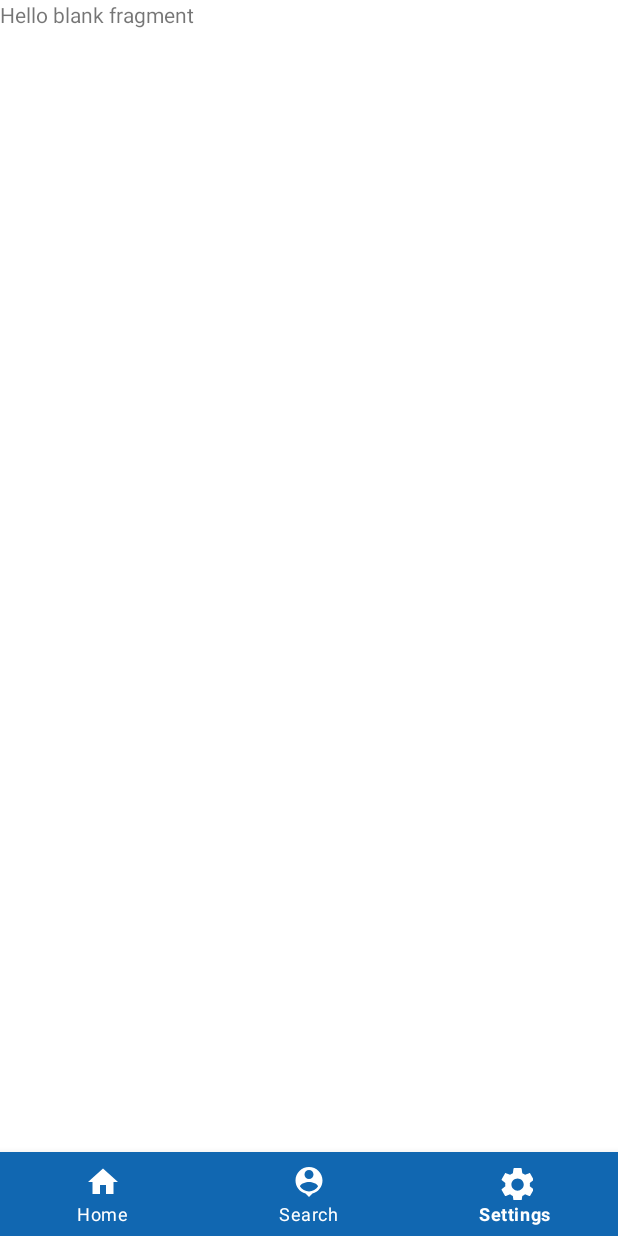
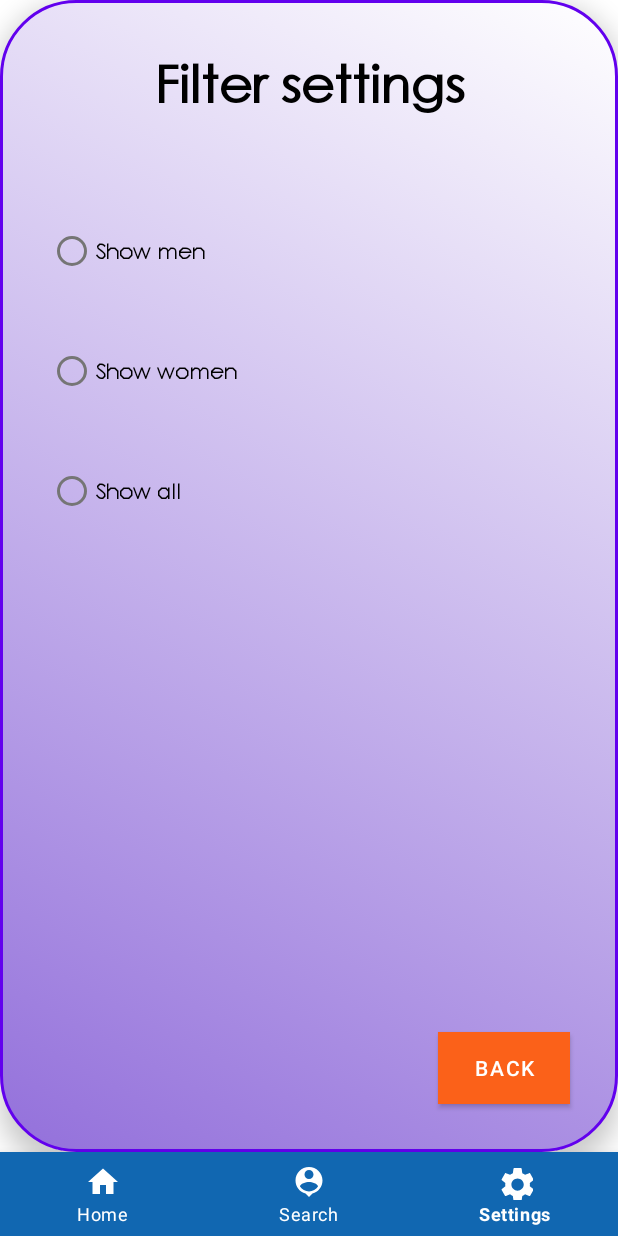
Before and after one commit to AOskari/Parliament-Project, an Android app: the SettingsFragment screen opened through its navigation route, on a phone screen of 412 x 824 dp. Run offline under Robolectric (Android 15) with nearby library versions, the phone set to English and light mode, and no system bars; our stand-ins replace data binding, navigation-ui.

Commit message:
Added preliminary DialogFragment for settings.

```diff
--- a/app/src/main/java/com/example/parliamentproject/fragments/MemberListFragment.kt
+++ b/app/src/main/java/com/example/parliamentproject/fragments/MemberListFragment.kt
@@ -39,14 +39,20 @@ class MemberListFragment : Fragment(), SearchView.OnQueryTextListener {
         inflater: LayoutInflater, container: ViewGroup?,
         savedInstanceState: Bundle?
     ): View? {
-        binding = DataBindingUtil.inflate(inflater, R.layout.fragment_member_list, container, false)
-
         adapter = MemberListAdapter()
 
+
         // Setting the adapter and layoutManager to the RecyclerView
+        binding = DataBindingUtil.inflate(inflater, R.layout.fragment_member_list, container, false)
         binding.recyclerView.adapter = adapter
         binding.recyclerView.layoutManager = LinearLayoutManager(requireContext())
         binding.recyclerView.setHasFixedSize(true)
+
+        // Setting an onClickListener which opens the settings DialogFragment.
+        binding.settingsButton.setOnClickListener {
+            var settingsFragment = SettingsFragment()
+            settingsFragment.show(childFragmentManager, "settingsDialog")
+        }
 
 
         val searchview = binding.searchview
--- a/app/src/main/java/com/example/parliamentproject/fragments/SettingsFragment.kt
+++ b/app/src/main/java/com/example/parliamentproject/fragments/SettingsFragment.kt
@@ -1,14 +1,17 @@
 package com.example.parliamentproject.fragments
 
+import android.graphics.Color
+import android.graphics.drawable.ColorDrawable
 import android.os.Bundle
 import android.renderscript.ScriptGroup
 import androidx.fragment.app.Fragment
 import android.view.LayoutInflater
 import android.view.View
 import android.view.ViewGroup
+import androidx.fragment.app.DialogFragment
 import com.example.parliamentproject.R
 
-class SettingsFragment : Fragment() {
+class SettingsFragment : DialogFragment() {
 
 
     override fun onCreateView(
@@ -16,7 +19,11 @@ class SettingsFragment : Fragment() {
         savedInstanceState: Bundle?
     ): View? {
 
-        return inflater.inflate(R.layout.fragment_settings, container, false)
+        var root: View = inflater.inflate(R.layout.fragment_settings, container, false)
+
+        // Setting the background transparent
+        dialog?.window?.setBackgroundDrawable(ColorDrawable(Color.TRANSPARENT))
+        return root
     }
 
 
--- /dev/null
+++ b/app/src/main/res/drawable/custom_background.xml
@@ -0,0 +1,17 @@
+<?xml version="1.0" encoding="utf-8"?>
+<selector xmlns:android="http://schemas.android.com/apk/res/android">
+
+    <item android:state_enabled="true">
+
+        <shape android:shape="rectangle">
+            <gradient
+                android:startColor="@color/colorSecondary"
+                android:endColor="@color/white"
+                android:angle="45" />
+            <corners android:radius="50dp"/>
+            <stroke android:color="@color/colorSecondary2" android:width="2dp"/>
+        </shape>
+
+    </item>
+
+</selector>
--- a/app/src/main/res/drawable/custom_searchview.xml
+++ b/app/src/main/res/drawable/custom_searchview.xml
@@ -6,7 +6,7 @@
         <shape android:shape="rectangle">
             <solid android:color="@color/white" />
             <corners android:radius="10dp"/>
-            <stroke android:color="@color/colorSecondary" android:width="2dp"/>
+            <stroke android:color="@color/black" android:width="2dp"/>
         </shape>
 
     </item>
--- a/app/src/main/res/drawable/ic_settings.xml
+++ b/app/src/main/res/drawable/ic_settings.xml
@@ -1,5 +1,5 @@
-<vector android:height="24dp" android:tint="#FFFFFF"
+<vector android:height="32dp" android:tint="#FFFFFF"
     android:viewportHeight="21" android:viewportWidth="21"
-    android:width="24dp" xmlns:android="http://schemas.android.com/apk/res/android">
+    android:width="32dp" xmlns:android="http://schemas.android.com/apk/res/android">
     <path android:fillColor="@android:color/white" android:pathData="M19.14,12.94c0.04,-0.3 0.06,-0.61 0.06,-0.94c0,-0.32 -0.02,-0.64 -0.07,-0.94l2.03,-1.58c0.18,-0.14 0.23,-0.41 0.12,-0.61l-1.92,-3.32c-0.12,-0.22 -0.37,-0.29 -0.59,-0.22l-2.39,0.96c-0.5,-0.38 -1.03,-0.7 -1.62,-0.94L14.4,2.81c-0.04,-0.24 -0.24,-0.41 -0.48,-0.41h-3.84c-0.24,0 -0.43,0.17 -0.47,0.41L9.25,5.35C8.66,5.59 8.12,5.92 7.63,6.29L5.24,5.33c-0.22,-0.08 -0.47,0 -0.59,0.22L2.74,8.87C2.62,9.08 2.66,9.34 2.86,9.48l2.03,1.58C4.84,11.36 4.8,11.69 4.8,12s0.02,0.64 0.07,0.94l-2.03,1.58c-0.18,0.14 -0.23,0.41 -0.12,0.61l1.92,3.32c0.12,0.22 0.37,0.29 0.59,0.22l2.39,-0.96c0.5,0.38 1.03,0.7 1.62,0.94l0.36,2.54c0.05,0.24 0.24,0.41 0.48,0.41h3.84c0.24,0 0.44,-0.17 0.47,-0.41l0.36,-2.54c0.59,-0.24 1.13,-0.56 1.62,-0.94l2.39,0.96c0.22,0.08 0.47,0 0.59,-0.22l1.92,-3.32c0.12,-0.22 0.07,-0.47 -0.12,-0.61L19.14,12.94zM12,15.6c-1.98,0 -3.6,-1.62 -3.6,-3.6s1.62,-3.6 3.6,-3.6s3.6,1.62 3.6,3.6S13.98,15.6 12,15.6z"/>
 </vector>
--- a/app/src/main/res/layout/fragment_member_list.xml
+++ b/app/src/main/res/layout/fragment_member_list.xml
@@ -123,6 +123,19 @@
                 app:layout_constraintStart_toStartOf="parent"
                 app:layout_constraintTop_toBottomOf="@+id/searchStatus" />
 
+            <ImageButton
+                android:id="@+id/settingsButton"
+                android:layout_width="48dp"
+                android:layout_height="wrap_content"
+                android:layout_marginTop="16dp"
+                android:layout_marginEnd="16dp"
+                android:backgroundTint="#00000000"
+                android:contentDescription="@string/search"
+                app:layout_constraintEnd_toEndOf="parent"
+                app:layout_constraintTop_toTopOf="parent"
+                app:srcCompat="@drawable/ic_settings"
+                tools:ignore="SpeakableTextPresentCheck" />
+
         </androidx.constraintlayout.widget.ConstraintLayout>
 
     </androidx.constraintlayout.widget.ConstraintLayout>
--- a/app/src/main/res/layout/fragment_settings.xml
+++ b/app/src/main/res/layout/fragment_settings.xml
@@ -1,15 +1,88 @@
 <?xml version="1.0" encoding="utf-8"?>
-<FrameLayout xmlns:android="http://schemas.android.com/apk/res/android"
-    xmlns:tools="http://schemas.android.com/tools"
-    android:layout_width="match_parent"
+
+<RelativeLayout android:layout_width="match_parent"
     android:layout_height="match_parent"
-    android:id="@+id/settingsFragment"
-    tools:context="fragments.SettingsFragment">
+    android:background="@color/transparent"
+    xmlns:android="http://schemas.android.com/apk/res/android">
 
-    <!-- TODO: Update blank fragment layout -->
-    <TextView
+    <androidx.constraintlayout.widget.ConstraintLayout xmlns:android="http://schemas.android.com/apk/res/android"
+        xmlns:app="http://schemas.android.com/apk/res-auto"
+        xmlns:tools="http://schemas.android.com/tools"
+        android:id="@+id/settingsFragment"
         android:layout_width="match_parent"
         android:layout_height="match_parent"
-        android:text="@string/hello_blank_fragment" />
+        android:elevation="10dp"
+        android:layout_gravity="center"
+        android:background="@drawable/custom_background"
+        tools:context="fragments.SettingsFragment">
 
-</FrameLayout>
+        <TextView
+            android:id="@+id/settingsTitle"
+            android:layout_width="wrap_content"
+            android:layout_height="wrap_content"
+            android:layout_marginStart="16dp"
+            android:layout_marginTop="32dp"
+            android:layout_marginEnd="16dp"
+            android:textStyle="bold"
+            android:text="@string/settings"
+            android:textColor="@color/black"
+            android:fontFamily="@font/century_gothic_font"
+            android:textAppearance="@style/TextAppearance.AppCompat.Display1"
+            app:layout_constraintEnd_toEndOf="parent"
+            app:layout_constraintStart_toStartOf="parent"
+            app:layout_constraintTop_toTopOf="parent" />
+
+
+        <RadioGroup
+            android:id="@+id/settingsRadiogroup"
+            android:layout_width="wrap_content"
+            android:layout_height="wrap_content"
+            android:layout_marginStart="16dp"
+            android:layout_marginTop="32dp"
+            app:layout_constraintStart_toStartOf="parent"
+            app:layout_constraintTop_toBottomOf="@+id/settingsTitle">
+
+            <RadioButton
+                android:layout_width="wrap_content"
+                android:layout_height="wrap_content"
+                android:layout_marginStart="16dp"
+                android:layout_marginTop="32dp"
+                android:fontFamily="@font/century_gothic_font"
+                android:textStyle="bold"
+                android:text="@string/showMen" />
+
+            <RadioButton
+                android:layout_width="wrap_content"
+                android:layout_height="wrap_content"
+                android:layout_marginStart="16dp"
+                android:fontFamily="@font/century_gothic_font"
+                android:textStyle="bold"
+                android:layout_marginTop="32dp"
+                android:text="@string/showWomen" />
+
+            <RadioButton
+                android:layout_width="wrap_content"
+                android:layout_height="wrap_content"
+                android:layout_marginStart="16dp"
+                android:fontFamily="@font/century_gothic_font"
+                android:textStyle="bold"
+                android:layout_marginTop="32dp"
+                android:text="@string/showAll" />
+
+        </RadioGroup>
+
+        <Button
+            android:id="@+id/settingsBack"
+            android:layout_width="wrap_content"
+            android:layout_height="wrap_content"
+            android:layout_marginEnd="32dp"
+            android:layout_marginBottom="32dp"
+            android:background="@color/colorSecondary2"
+            android:backgroundTint="@color/colorSecondary2"
+            android:text="@string/back"
+            app:layout_constraintBottom_toBottomOf="parent"
+            app:layout_constraintEnd_toEndOf="parent" />
+
+    </androidx.constraintlayout.widget.ConstraintLayout>
+
+</RelativeLayout>
--- a/app/src/main/res/values/colors.xml
+++ b/app/src/main/res/values/colors.xml
@@ -1,12 +1,13 @@
 <?xml version="1.0" encoding="utf-8"?>
 <resources>
     <color name="colorPrimary">#1167b1</color>
-    <color name="colorSecondary">#2a9df4</color>
-    <color name="colorSecondary2">#d0efff</color>
+    <color name="colorSecondary">	#9370DB</color>
+    <color name="colorSecondary2">#FF6200EE</color>
 
     <color name="buttonPrimary">#00008b</color>
     <color name="buttonSecondary">#0000d8</color>
 
+    <color name="transparent">#00000000</color>
     <color name="textColor">#FF000000</color>
     <color name="purple_200">#FFBB86FC</color>
     <color name="purple_500">#FF6200EE</color>
--- a/app/src/main/res/values/strings.xml
+++ b/app/src/main/res/values/strings.xml
@@ -6,6 +6,12 @@
     <string name="search">Search..</string>
     <string name="searchText">Search</string>
     <string name="members_found">0 members found</string>
+    <string name="settings">Filter settings</string>
+    <string name="showMen">Show men</string>
+    <string name="showWomen">Show women</string>
+    <string name="showAll">Show all</string>
+    <string name="back">Back</string>
+
     <!-- descriptions -->
     <string name="partyLogo">Party logo</string>
 </resources>
```
